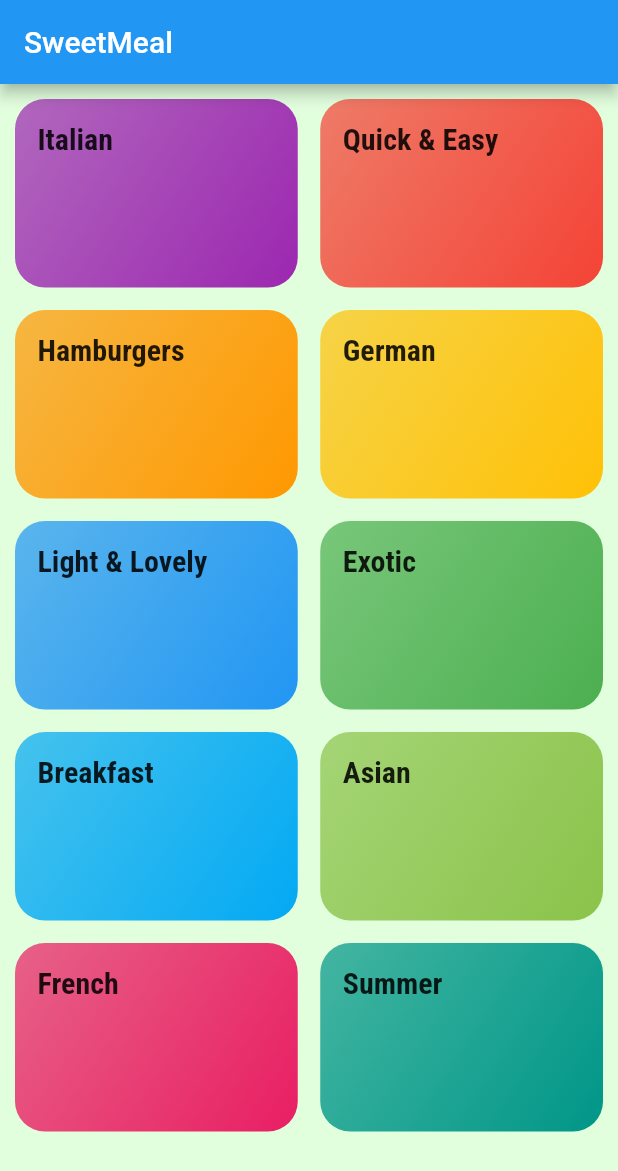
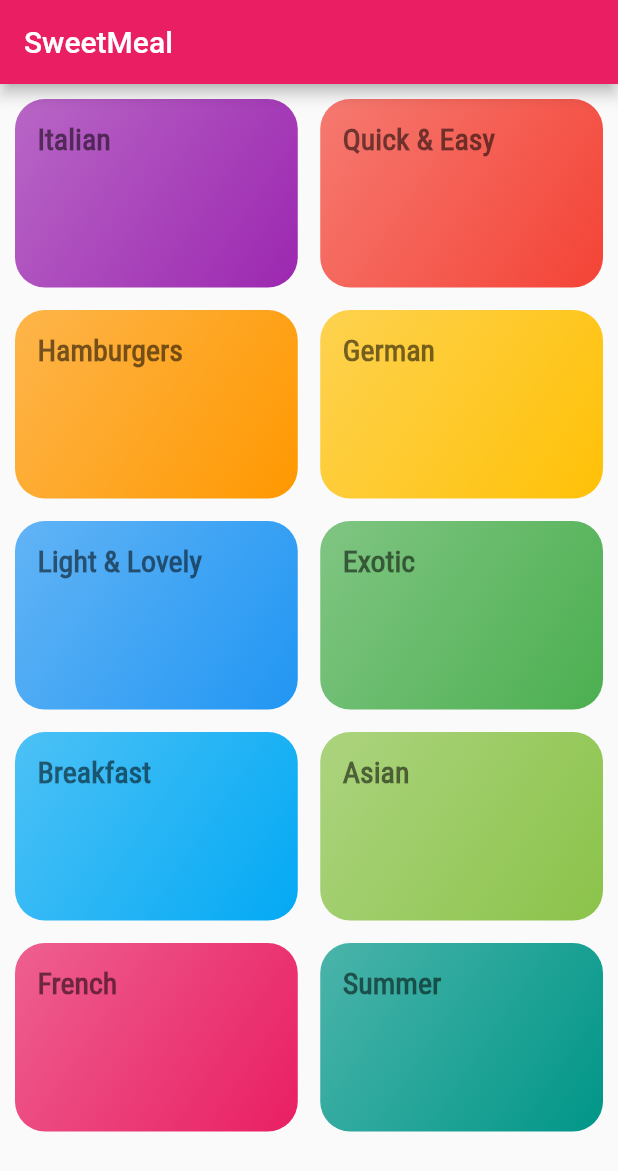
Before and after one commit to dimeprog/SweetMeal, a Flutter app: the screen it shows after launch, on a phone screen of 412 x 824 dp. Shown: the top 1171 px of the screen. Run offline on Flutter 3.47's test engine with Material 2 defaults, Android fonts, the phone set to English and light mode, and no system bars.

Commit message:
category meal added

```diff
--- a/sweetmeal/lib/main.dart
+++ b/sweetmeal/lib/main.dart
@@ -1,4 +1,5 @@
 import 'package:flutter/material.dart';
+import 'package:sweetmeal/screens/category_meal_screen.dart';
 import './screens/categories_screen.dart';
 
 void main() {
@@ -14,20 +15,24 @@ class MyApp extends StatelessWidget {
     return MaterialApp(
       title: 'SweetMeal',
       theme: ThemeData(
-        primarySwatch: Colors.blue,
-        accentColor: Colors.amber,
-        canvasColor: const Color.fromRGBO(225, 254, 221, 1),
-        textTheme: ThemeData.light().textTheme.copyWith(
-              titleMedium: const TextStyle(
-                fontFamily: 'Robotocondensed',
-                fontSize: 20,
-                fontWeight: FontWeight.bold,
-              ),
-              bodyText1: const TextStyle(color: Color.fromRGBO(20, 51, 51, 1)),
-              bodyText2: const TextStyle(color: Color.fromRGBO(20, 51, 51, 1)),
-            ),
+        colorScheme: ColorScheme.fromSwatch(
+          primarySwatch: Colors.pink,
+        ).copyWith(
+          secondary: Colors.amber,
+        ),
+        // textTheme: TextTheme(
+        //   bodyText1: const TextStyle(color: Color.fromRGBO(20, 51, 51, 1)),
+        //   bodyText2: const TextStyle(color: Color.fromRGBO(20, 51, 51, 1)),
+        //   titleMedium: const TextStyle(
+        //     fontFamily: 'RobotoCondensed',
+        //     fontSize: 20,
+        //   ),
+        // ),
       ),
       home: CatagoriesScreen(),
+      routes: {
+        '/category_meal': ((context) => CategoryMealScreen()),
+      },
     );
   }
 }
--- a/sweetmeal/lib/screens/categories_screen.dart
+++ b/sweetmeal/lib/screens/categories_screen.dart
@@ -13,6 +13,7 @@ class CatagoriesScreen extends StatelessWidget {
           padding: const EdgeInsets.all(10),
           children: DUMMY_CATEGORIES
               .map((catData) => CategoryItem(
+                    id: catData.id,
                     title: catData.title,
                     color: catData.color,
                   ))
--- a/sweetmeal/lib/screens/category_item.dart
+++ b/sweetmeal/lib/screens/category_item.dart
@@ -1,20 +1,38 @@
 import 'package:flutter/material.dart';
+import './category_meal_screen.dart';
 
 class CategoryItem extends StatelessWidget {
+  final String id;
   final Color color;
   final String title;
   CategoryItem({
+    required this.id,
     required this.title,
     required this.color,
   });
 
+  void selectCategory(BuildContext ctx) {
+    Navigator.of(ctx).pushNamed('/category_meal', arguments: {
+      'id': id,
+      'title': title,
+    });
+  }
+
   @override
   Widget build(BuildContext context) {
-    return Container(
+    return InkWell(
+      onTap: () => selectCategory(context),
+      borderRadius: BorderRadius.circular(20),
+      splashColor: Theme.of(context).primaryColor,
+      child: Container(
         padding: const EdgeInsets.all(15),
         child: Text(
           title,
-        style: Theme.of(context).textTheme.titleMedium,
+          style: const TextStyle(
+              color: Colors.black54,
+              fontWeight: FontWeight.bold,
+              fontFamily: 'RobotoCondensed',
+              fontSize: 20),
         ),
         decoration: BoxDecoration(
             borderRadius: BorderRadius.circular(20),
@@ -23,6 +41,7 @@ class CategoryItem extends StatelessWidget {
               begin: Alignment.topLeft,
               end: Alignment.bottomRight,
             )),
+      ),
     );
   }
 }
```
Also changed, not shown: sweetmeal/lib/screens/category_meal_screen.dart (added, +32 -0 lines), sweetmeal/pubspec.yaml (+5 -6 lines). Lines whose indentation alone changed are shown as unchanged.
